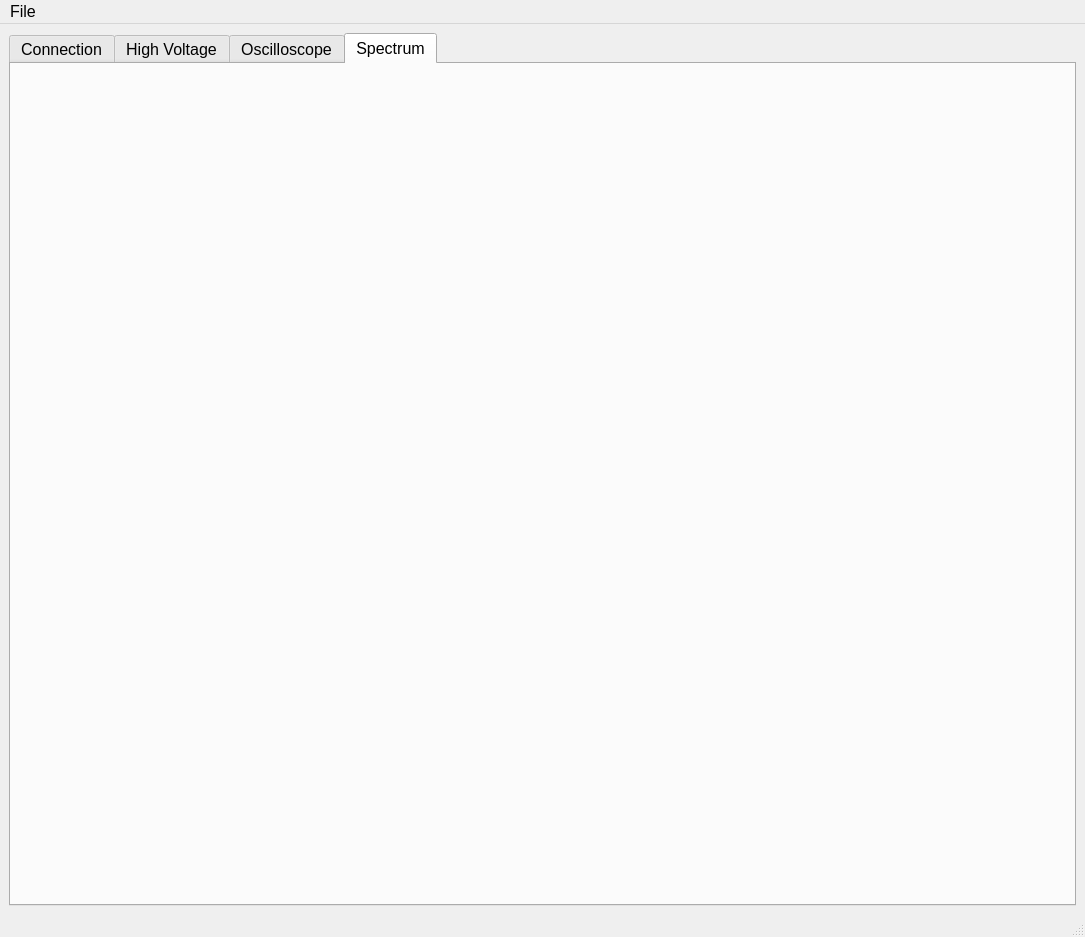
Before: the Qt Designer form design.ui in muchnoi/HPGe-Acquisition, drawn with Qt 5.
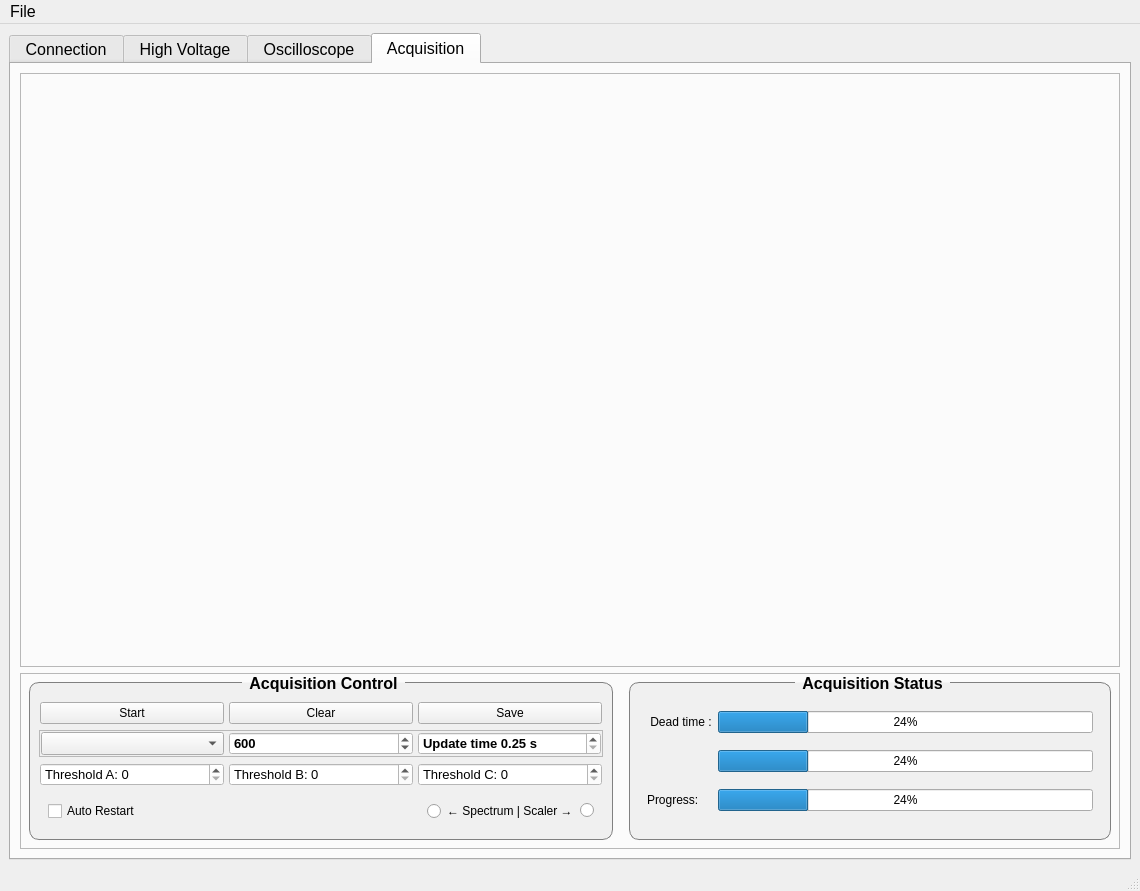
After: the same form once the commit is applied. The open tabs and pages were chosen to show the change. Custom widgets are drawn as their Qt base class.

Commit message: start developing acquisition tab

The edit to the form file:
```diff
--- a/design.ui
+++ b/design.ui
@@ -6,8 +6,8 @@
    <rect>
     <x>0</x>
     <y>0</y>
-    <width>1085</width>
-    <height>937</height>
+    <width>1140</width>
+    <height>891</height>
    </rect>
   </property>
   <property name="sizePolicy">
@@ -42,8 +42,8 @@
      <pointsize>12</pointsize>
     </font>
    </property>
-   <layout class="QGridLayout" name="gridLayout">
-    <item row="0" column="0">
+   <layout class="QVBoxLayout" name="verticalLayout_23">
+    <item>
      <widget class="QTabWidget" name="Tabs">
       <property name="sizePolicy">
        <sizepolicy hsizetype="Expanding" vsizetype="Expanding">
@@ -76,7 +76,7 @@
         </font>
        </property>
        <attribute name="title">
-        <string>Connection</string>
+        <string> Connection </string>
        </attribute>
        <layout class="QGridLayout" name="gridLayout_4">
         <item row="2" column="2">
@@ -349,7 +349,7 @@
 QGroupBox{border-width: 2px; font-size: 12pt;}</string>
        </property>
        <attribute name="title">
-        <string>High Voltage</string>
+        <string> High Voltage </string>
        </attribute>
        <layout class="QGridLayout" name="gridLayout_2">
         <item row="2" column="0">
@@ -632,7 +632,7 @@
       </widget>
       <widget class="QWidget" name="tab_OS">
        <attribute name="title">
-        <string>Oscilloscope</string>
+        <string> Oscilloscope </string>
        </attribute>
        <layout class="QVBoxLayout" name="verticalLayout_15">
         <item>
@@ -1679,8 +1679,378 @@
       </widget>
       <widget class="QWidget" name="tab_SP">
        <attribute name="title">
-        <string>Spectrum</string>
+        <string> Acquisition </string>
        </attribute>
+       <layout class="QVBoxLayout" name="verticalLayout_20">
+        <item>
+         <widget class="QFrame" name="frame_4">
+          <property name="frameShape">
+           <enum>QFrame::StyledPanel</enum>
+          </property>
+          <property name="frameShadow">
+           <enum>QFrame::Raised</enum>
+          </property>
+         </widget>
+        </item>
+        <item>
+         <widget class="QFrame" name="frame_3">
+          <property name="sizePolicy">
+           <sizepolicy hsizetype="Preferred" vsizetype="Maximum">
+            <horstretch>0</horstretch>
+            <verstretch>0</verstretch>
+           </sizepolicy>
+          </property>
+          <property name="frameShape">
+           <enum>QFrame::StyledPanel</enum>
+          </property>
+          <property name="frameShadow">
+           <enum>QFrame::Plain</enum>
+          </property>
+          <property name="lineWidth">
+           <number>0</number>
+          </property>
+          <layout class="QHBoxLayout" name="horizontalLayout_6">
+           <property name="spacing">
+            <number>0</number>
+           </property>
+           <property name="margin">
+            <number>0</number>
+           </property>
+           <item>
+            <widget class="QGroupBox" name="groupBox_24">
+             <property name="sizePolicy">
+              <sizepolicy hsizetype="Maximum" vsizetype="Preferred">
+               <horstretch>0</horstretch>
+               <verstretch>0</verstretch>
+              </sizepolicy>
+             </property>
+             <property name="minimumSize">
+              <size>
+               <width>600</width>
+               <height>0</height>
+              </size>
+             </property>
+             <property name="title">
+              <string>Acquisition Control</string>
+             </property>
+             <layout class="QVBoxLayout" name="verticalLayout_24">
+              <property name="spacing">
+               <number>5</number>
+              </property>
+              <property name="leftMargin">
+               <number>1</number>
+              </property>
+              <property name="topMargin">
+               <number>10</number>
+              </property>
+              <property name="rightMargin">
+               <number>1</number>
+              </property>
+              <property name="bottomMargin">
+               <number>1</number>
+              </property>
+              <item>
+               <widget class="QFrame" name="frame_5">
+                <property name="frameShape">
+                 <enum>QFrame::NoFrame</enum>
+                </property>
+                <property name="frameShadow">
+                 <enum>QFrame::Plain</enum>
+                </property>
+                <layout class="QHBoxLayout" name="horizontalLayout_10">
+                 <property name="spacing">
+                  <number>5</number>
+                 </property>
+                 <property name="margin">
+                  <number>1</number>
+                 </property>
+                 <item>
+                  <widget class="QPushButton" name="StartStopAcqButton">
+                   <property name="text">
+                    <string>Start</string>
+                   </property>
+                  </widget>
+                 </item>
+                 <item>
+                  <widget class="QPushButton" name="ClearAcqButton">
+                   <property name="text">
+                    <string>Clear</string>
+                   </property>
+                  </widget>
+                 </item>
+                 <item>
+                  <widget class="QPushButton" name="SaveAcqButton">
+                   <property name="text">
+                    <string>Save</string>
+                   </property>
+                  </widget>
+                 </item>
+                </layout>
+               </widget>
+              </item>
+              <item>
+               <widget class="QFrame" name="frame_2">
+                <property name="frameShape">
+                 <enum>QFrame::StyledPanel</enum>
+                </property>
+                <property name="frameShadow">
+                 <enum>QFrame::Plain</enum>
+                </property>
+                <property name="lineWidth">
+                 <number>0</number>
+                </property>
+                <layout class="QHBoxLayout" name="horizontalLayout_8">
+                 <property name="spacing">
+                  <number>5</number>
+                 </property>
+                 <property name="margin">
+                  <number>1</number>
+                 </property>
+                 <item>
+                  <widget class="QComboBox" name="StopCriteriaComboBox">
+                   <property name="font">
+                    <font>
+                     <pointsize>10</pointsize>
+                     <weight>75</weight>
+                     <bold>true</bold>
+                    </font>
+                   </property>
+                  </widget>
+                 </item>
+                 <item>
+                  <widget class="QSpinBox" name="AcqNumberSpinBox">
+                   <property name="font">
+                    <font>
+                     <pointsize>10</pointsize>
+                     <weight>75</weight>
+                     <bold>true</bold>
+                    </font>
+                   </property>
+                   <property name="suffix">
+                    <string/>
+                   </property>
+                   <property name="prefix">
+                    <string/>
+                   </property>
+                   <property name="maximum">
+                    <number>50000</number>
+                   </property>
+                   <property name="singleStep">
+                    <number>60</number>
+                   </property>
+                   <property name="value">
+                    <number>600</number>
+                   </property>
+                  </widget>
+                 </item>
+                 <item>
+                  <widget class="QDoubleSpinBox" name="UpdateTimeSpinBox">
+                   <property name="font">
+                    <font>
+                     <pointsize>10</pointsize>
+                     <weight>75</weight>
+                     <bold>true</bold>
+                    </font>
+                   </property>
+                   <property name="prefix">
+                    <string>Update time </string>
+                   </property>
+                   <property name="suffix">
+                    <string> s</string>
+                   </property>
+                   <property name="minimum">
+                    <double>0.250000000000000</double>
+                   </property>
+                   <property name="maximum">
+                    <double>5.000000000000000</double>
+                   </property>
+                   <property name="singleStep">
+                    <double>0.250000000000000</double>
+                   </property>
+                  </widget>
+                 </item>
+                </layout>
+               </widget>
+              </item>
+              <item>
+               <widget class="QFrame" name="frame_6">
+                <property name="frameShape">
+                 <enum>QFrame::NoFrame</enum>
+                </property>
+                <property name="frameShadow">
+                 <enum>QFrame::Plain</enum>
+                </property>
+                <layout class="QHBoxLayout" name="horizontalLayout_11">
+                 <property name="spacing">
+                  <number>5</number>
+                 </property>
+                 <property name="margin">
+                  <number>1</number>
+                 </property>
+                 <item>
+                  <widget class="QSpinBox" name="ThresholdASpinBox">
+                   <property name="font">
+                    <font>
+                     <pointsize>10</pointsize>
+                    </font>
+                   </property>
+                   <property name="suffix">
+                    <string/>
+                   </property>
+                   <property name="prefix">
+                    <string>Threshold A: </string>
+                   </property>
+                   <property name="maximum">
+                    <number>16383</number>
+                   </property>
+                  </widget>
+                 </item>
+                 <item>
+                  <widget class="QSpinBox" name="ThresholdBSpinBox">
+                   <property name="font">
+                    <font>
+                     <pointsize>10</pointsize>
+                    </font>
+                   </property>
+                   <property name="prefix">
+                    <string>Threshold B: </string>
+                   </property>
+                   <property name="minimum">
+                    <number>0</number>
+                   </property>
+                   <property name="maximum">
+                    <number>16383</number>
+                   </property>
+                  </widget>
+                 </item>
+                 <item>
+                  <widget class="QSpinBox" name="ThresholdCSpinBox">
+                   <property name="font">
+                    <font>
+                     <pointsize>10</pointsize>
+                    </font>
+                   </property>
+                   <property name="prefix">
+                    <string>Threshold C: </string>
+                   </property>
+                   <property name="minimum">
+                    <number>0</number>
+                   </property>
+                   <property name="maximum">
+                    <number>16383</number>
+                   </property>
+                  </widget>
+                 </item>
+                </layout>
+               </widget>
+              </item>
+              <item>
+               <widget class="QFrame" name="frame_7">
+                <property name="frameShape">
+                 <enum>QFrame::NoFrame</enum>
+                </property>
+                <property name="frameShadow">
+                 <enum>QFrame::Plain</enum>
+                </property>
+                <layout class="QHBoxLayout" name="horizontalLayout_12">
+                 <property name="spacing">
+                  <number>2</number>
+                 </property>
+                 <item>
+                  <widget class="QCheckBox" name="AutoRestartCheckBox">
+                   <property name="text">
+                    <string>Auto Restart</string>
+                   </property>
+                  </widget>
+                 </item>
+                 <item>
+                  <spacer name="horizontalSpacer">
+                   <property name="orientation">
+                    <enum>Qt::Horizontal</enum>
+                   </property>
+                   <property name="sizeHint" stdset="0">
+                    <size>
+                     <width>40</width>
+                     <height>20</height>
+                    </size>
+                   </property>
+                  </spacer>
+                 </item>
+                 <item>
+                  <widget class="QRadioButton" name="SpectrumRadioButton">
+                   <property name="text">
+                    <string>← Spectrum | Scaler →</string>
+                   </property>
+                  </widget>
+                 </item>
+                 <item>
+                  <widget class="QRadioButton" name="ScalerRadioButton">
+                   <property name="text">
+                    <string/>
+                   </property>
+                  </widget>
+                 </item>
+                </layout>
+               </widget>
+              </item>
+             </layout>
+            </widget>
+           </item>
+           <item>
+            <widget class="QGroupBox" name="groupBox_26">
+             <property name="title">
+              <string>Acquisition Status</string>
+             </property>
+             <layout class="QGridLayout" name="gridLayout_7">
+              <item row="0" column="0">
+               <widget class="QLabel" name="label_9">
+                <property name="text">
+                 <string> Dead time :</string>
+                </property>
+               </widget>
+              </item>
+              <item row="0" column="1">
+               <widget class="QProgressBar" name="progressBar">
+                <property name="value">
+                 <number>24</number>
+                </property>
+               </widget>
+              </item>
+              <item row="1" column="0">
+               <widget class="QLabel" name="label_10">
+                <property name="text">
+                 <string>&lt;Dead time&gt;</string>
+                </property>
+               </widget>
+              </item>
+              <item row="1" column="1">
+               <widget class="QProgressBar" name="progressBar_2">
+                <property name="value">
+                 <number>24</number>
+                </property>
+               </widget>
+              </item>
+              <item row="2" column="0">
+               <widget class="QLabel" name="label_11">
+                <property name="text">
+                 <string>Progress:</string>
+                </property>
+               </widget>
+              </item>
+              <item row="2" column="1">
+               <widget class="QProgressBar" name="progressBar_3">
+                <property name="value">
+                 <number>24</number>
+                </property>
+               </widget>
+              </item>
+             </layout>
+            </widget>
+           </item>
+          </layout>
+         </widget>
+        </item>
+       </layout>
       </widget>
      </widget>
     </item>
@@ -1691,7 +2061,7 @@
     <rect>
      <x>0</x>
      <y>0</y>
-     <width>1085</width>
+     <width>1140</width>
      <height>29</height>
     </rect>
    </property>
```
Left out of the diff: 38 changed lines with no effect on the pictures. The commit also changes 9 other files.
